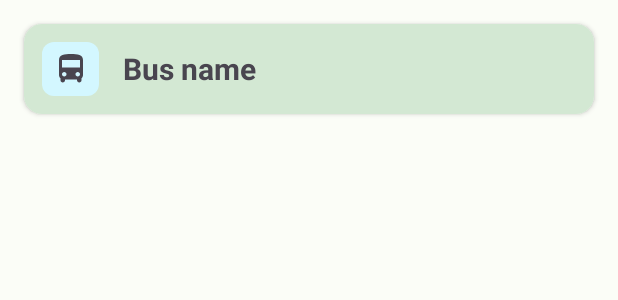
After one commit to DDR13GIT/BusRouteBD, an Android app: the layout allbus_cardview.xml on its own in the app's theme, with its tools: preview values and no code run, on a phone screen of 412 x 824 dp. The commit adds this screen. Shown: the top 300 px of the screen. Run offline under Robolectric (Android 15) with nearby library versions, the phone set to English and light mode, and no system bars.

Commit message:
cardviews design created

```diff
--- /dev/null
+++ b/app/src/main/res/drawable/rectanglebuslogo.xml
@@ -0,0 +1,9 @@
+<vector xmlns:android="http://schemas.android.com/apk/res/android"
+    android:width="38dp"
+    android:height="36dp"
+    android:viewportWidth="38"
+    android:viewportHeight="36">
+  <path
+      android:pathData="M8,0L30,0A8,8 0,0 1,38 8L38,28A8,8 0,0 1,30 36L8,36A8,8 0,0 1,0 28L0,8A8,8 0,0 1,8 0z"
+      android:fillColor="#D3F7FF"/>
+</vector>
--- /dev/null
+++ b/app/src/main/res/layout/allbus_cardview.xml
@@ -0,0 +1,61 @@
+<?xml version="1.0" encoding="utf-8"?>
+<androidx.constraintlayout.widget.ConstraintLayout xmlns:android="http://schemas.android.com/apk/res/android"
+    xmlns:app="http://schemas.android.com/apk/res-auto"
+    xmlns:tools="http://schemas.android.com/tools"
+    android:layout_width="match_parent"
+    android:layout_height="match_parent">
+
+    <androidx.cardview.widget.CardView
+        android:layout_width="match_parent"
+        android:layout_height="wrap_content"
+        app:cardCornerRadius="12dp"
+        android:layout_marginStart="16dp"
+        android:layout_marginTop="16dp"
+        android:layout_marginEnd="16dp"
+        android:paddingBottom="12dp"
+        app:layout_constraintEnd_toEndOf="parent"
+        app:layout_constraintStart_toStartOf="parent"
+        app:layout_constraintTop_toTopOf="parent">
+
+        <androidx.constraintlayout.widget.ConstraintLayout
+            android:layout_width="match_parent"
+            android:layout_height="wrap_content"
+            android:background="@color/md_theme_light_secondaryContainer"
+            android:paddingBottom="12dp">
+
+            <TextView
+                android:id="@+id/busName2_TextView"
+                android:layout_width="wrap_content"
+                android:layout_height="wrap_content"
+                android:layout_marginStart="16dp"
+                android:layout_marginTop="16dp"
+                android:text="Bus name"
+                android:textSize="20sp"
+                android:textStyle="bold"
+                app:layout_constraintStart_toEndOf="@+id/rectangleBg"
+                app:layout_constraintTop_toTopOf="parent" />
+
+            <ImageView
+                android:id="@+id/rectangleBg"
+                android:layout_width="wrap_content"
+                android:layout_height="wrap_content"
+                android:layout_marginStart="12dp"
+                android:layout_marginTop="12dp"
+                app:layout_constraintStart_toStartOf="parent"
+                app:layout_constraintTop_toTopOf="parent"
+                app:srcCompat="@drawable/rectanglebuslogo" />
+
+            <ImageView
+                android:id="@+id/buslogo2"
+                android:layout_width="wrap_content"
+                android:layout_height="wrap_content"
+                app:layout_constraintBottom_toBottomOf="@+id/rectangleBg"
+                app:layout_constraintEnd_toEndOf="@+id/rectangleBg"
+                app:layout_constraintStart_toStartOf="@+id/rectangleBg"
+                app:layout_constraintTop_toTopOf="@+id/rectangleBg"
+                app:srcCompat="@drawable/ic_round_directions_bus_24" />
+
+        </androidx.constraintlayout.widget.ConstraintLayout>
+
+    </androidx.cardview.widget.CardView>
+</androidx.constraintlayout.widget.ConstraintLayout>
--- a/app/src/main/res/layout/settings_fragment.xml
+++ b/app/src/main/res/layout/settings_fragment.xml
@@ -23,7 +23,7 @@
         android:layout_marginStart="32dp"
         android:layout_marginTop="36dp"
         android:layout_marginEnd="32dp"
-        android:padding="10dp"
+        android:padding="15dp"
         android:textColor="@color/md_theme_light_onSurfaceVariant"
         android:text="Appearance"
         android:backgroundTint="@color/md_theme_light_secondaryContainer"
@@ -40,7 +40,7 @@
         android:layout_marginStart="32dp"
         android:layout_marginTop="8dp"
         android:layout_marginEnd="32dp"
-        android:padding="10dp"
+        android:padding="15dp"
         android:text="Language"
         android:textColor="@color/md_theme_light_onSurfaceVariant"
         android:drawableLeft="@drawable/ic_round_language_24"
@@ -58,7 +58,7 @@
         android:layout_marginStart="32dp"
         android:layout_marginTop="8dp"
         android:layout_marginEnd="32dp"
-        android:padding="10dp"
+        android:padding="15dp"
         android:text="About Developers"
         android:textColor="@color/md_theme_light_onSurfaceVariant"
         android:drawableLeft="@drawable/ic_round_supervisor_account_24"
```
Also changed, not shown: app/src/main/res/drawable/ic_round_location_on_24.xml (added, +10 -0 lines), app/src/main/res/drawable/ic_round_start_location_24.xml (added, +10 -0 lines), app/src/main/res/drawable/start_location_24.xml (added, +10 -0 lines), app/src/main/res/layout/buslist_fragment.xml (+11 -0 lines), app/src/main/res/layout/home_fragment.xml (+20 -6 lines), app/src/main/res/layout/search_result_cardview.xml (+63 -20 lines).
